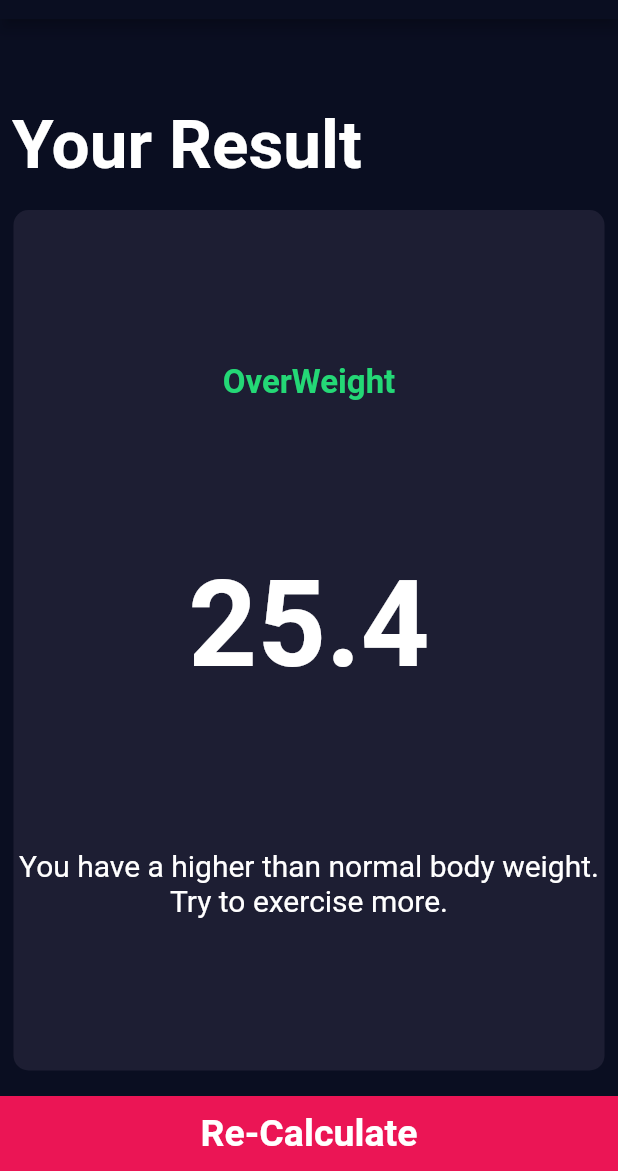
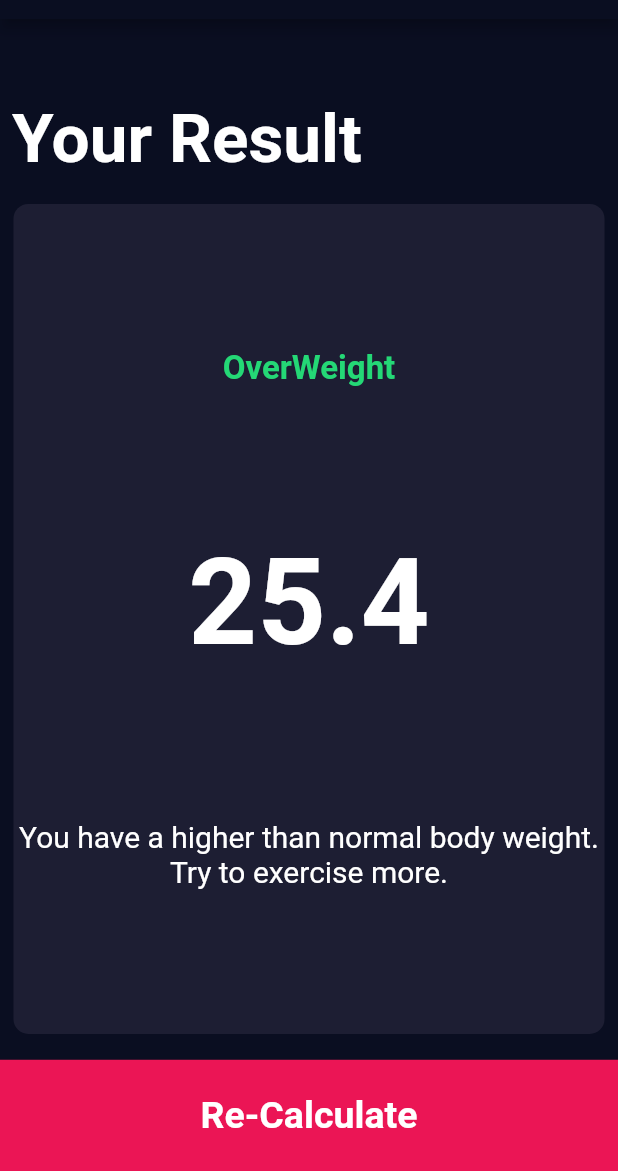
Before and after one commit to Priyank-Bhagat/bmi_calculator, a Flutter app: the screen it shows after launch, after a tap on "Calculate", on a phone screen of 412 x 824 dp, the part 65-1236 px from its top. Run offline on Flutter 3.47's test engine with Material 2 defaults, Android fonts, the phone set to English and light mode, and no system bars; our stand-ins replace font_awesome_flutter.

Commit message:
fixed const error

```diff
--- a/lib/constants.dart
+++ b/lib/constants.dart
@@ -1,4 +1,5 @@
 import 'package:flutter/material.dart';
+
 
 const kCardSelectedColor = Color(0xff1D1E33);
 const kCardNotSelectedColor = Color(0xff111328);
--- a/lib/input_page.dart
+++ b/lib/input_page.dart
@@ -23,6 +23,9 @@ class _InputPageState extends State<InputPage> {
 
   @override
   Widget build(BuildContext context) {
+    double scrWidth = MediaQuery.of(context).size.width;
+    double scrHeight = MediaQuery.of(context).size.height;
+
     return Scaffold(
       appBar: AppBar(
         centerTitle: true,
@@ -37,7 +40,6 @@ class _InputPageState extends State<InputPage> {
                   flex: 1,
                   child: CustomCard(
                     tapDetec: () {
-                      print('male selected');
                       setState(() {
                         genderSelected = Gender.male;
                       });
@@ -55,12 +57,11 @@ class _InputPageState extends State<InputPage> {
                   flex: 1,
                   child: CustomCard(
                     tapDetec: () {
-                      print('female selected');
                       setState(() {
                         genderSelected = Gender.female;
                       });
                     },
-                    cardChild: CardContentCol(
+                    cardChild: const CardContentCol(
                         title: 'Female', icon: FontAwesomeIcons.venus),
                     colour: genderSelected == Gender.female
                         ? kCardSelectedColor
@@ -101,15 +102,14 @@ class _InputPageState extends State<InputPage> {
                   SliderTheme(
                     data: SliderTheme.of(context).copyWith(
                       activeTrackColor: Colors.white,
-                      inactiveTrackColor: Color(0xff8D8E98),
-                      thumbColor: Color(0xffEb1555),
+                      inactiveTrackColor: const Color(0xff8D8E98),
+                      thumbColor: const Color(0xffEb1555),
                     ),
                     child: Slider(
                       value: height.toDouble(),
                       onChanged: (newValue) {
                         setState(() {
                           height = newValue.round();
-                          print(height);
                         });
                       },
                       min: 110,
@@ -129,7 +129,7 @@ class _InputPageState extends State<InputPage> {
                     cardChild: Column(
                       mainAxisAlignment: MainAxisAlignment.center,
                       children: [
-                        Text(
+                        const Text(
                           'Weight',
                           style: kTextStyleWord,
                         ),
@@ -141,7 +141,7 @@ class _InputPageState extends State<InputPage> {
                           mainAxisAlignment: MainAxisAlignment.center,
                           children: [
                             RoundIconButton(
-                              icon: Icon(Icons.remove),
+                              icon: const Icon(Icons.remove),
                               ontap: () {
                                 setState(() {
                                   weight--;
@@ -149,10 +149,10 @@ class _InputPageState extends State<InputPage> {
                               },
                             ),
                             SizedBox(
-                              width: 6,
+                              width: scrWidth * 0.04,
                             ),
                             RoundIconButton(
-                              icon: Icon(Icons.add),
+                              icon: const Icon(Icons.add),
                               ontap: () {
                                 setState(() {
                                   weight++;
@@ -172,7 +172,7 @@ class _InputPageState extends State<InputPage> {
                     cardChild: Column(
                       mainAxisAlignment: MainAxisAlignment.center,
                       children: [
-                        Text(
+                        const Text(
                           'Age',
                           style: kTextStyleWord,
                         ),
@@ -184,7 +184,7 @@ class _InputPageState extends State<InputPage> {
                           mainAxisAlignment: MainAxisAlignment.center,
                           children: [
                             RoundIconButton(
-                              icon: Icon(Icons.remove),
+                              icon: const Icon(Icons.remove),
                               ontap: () {
                                 setState(() {
                                   age--;
@@ -192,10 +192,10 @@ class _InputPageState extends State<InputPage> {
                               },
                             ),
                             SizedBox(
-                              width: 6,
+                              width: scrWidth * 0.04,
                             ),
                             RoundIconButton(
-                              icon: Icon(Icons.add),
+                              icon: const Icon(Icons.add),
                               ontap: () {
                                 setState(() {
                                   age++;
@@ -214,9 +214,7 @@ class _InputPageState extends State<InputPage> {
           ),
           GestureDetector(
             onTap: () {
-
               BmiBrain calc = BmiBrain(height: height, weight: weight);
-
 
               Navigator.push(context, MaterialPageRoute(builder: (context) {
                 return ResultsPage(
@@ -227,11 +225,15 @@ class _InputPageState extends State<InputPage> {
               }));
             },
             child: Container(
-              child: const Center(child: Text('Calculate', style: kLargeButtonWord,)),
               color: kBottomContainerColor,
-              margin: const EdgeInsets.only(top: 15),
-              height: 50,
+              margin: EdgeInsets.only(top: scrHeight * 0.01),
+              height: scrHeight * 0.09,
               width: double.infinity,
+              child: const Center(
+                  child: Text(
+                'Calculate',
+                style: kLargeButtonWord,
+              )),
             ),
           )
         ],
@@ -241,23 +243,25 @@ class _InputPageState extends State<InputPage> {
 }
 
 class RoundIconButton extends StatelessWidget {
-  RoundIconButton({required this.icon, required this.ontap});
+   RoundIconButton({required this.icon, required this.ontap});
 
   final Widget icon;
   final Function() ontap;
 
   @override
   Widget build(BuildContext context) {
+    double scrWidth = MediaQuery.of(context).size.width;
+
     return RawMaterialButton(
       onPressed: ontap,
-      child: icon,
-      fillColor: Color(0xff4C4F5E),
-      constraints: const BoxConstraints.tightFor(
-        width: 40.0,
-        height: 40.0,
+      fillColor: const Color(0xff4C4F5E),
+      constraints: BoxConstraints.tightFor(
+        width: scrWidth * 0.1,
+        height: scrWidth * 0.1,
       ),
       elevation: 6,
-      shape: CircleBorder(),
+      shape: const CircleBorder(),
+      child: icon,
     );
   }
 }
--- a/lib/results_page.dart
+++ b/lib/results_page.dart
@@ -12,9 +12,11 @@ class ResultsPage extends StatelessWidget {
 
   @override
   Widget build(BuildContext context) {
+    double scrHeight = MediaQuery.of(context).size.height;
+
     return Scaffold(
       appBar: AppBar(
-        title: Text('BMI CALCULATOR'),
+        title: const Text('BMI CALCULATOR'),
         centerTitle: true,
       ),
       body: Column(
@@ -24,8 +26,8 @@ class ResultsPage extends StatelessWidget {
              flex: 2,
              child: Container(
              alignment: Alignment.bottomLeft,
-               padding: EdgeInsets.all(8),
-               child: Text(
+               padding: const EdgeInsets.all(8),
+               child: const Text(
                 'Your Result',
                 style: kTitleTextStyle,
                 textAlign: TextAlign.end,
@@ -55,8 +57,8 @@ class ResultsPage extends StatelessWidget {
             },
             child: Container(
               color: kBottomContainerColor,
-              margin: const EdgeInsets.only(top: 8),
-              height: 50,
+              margin:  EdgeInsets.only(top: scrHeight * 0.01),
+              height: scrHeight * 0.09,
               width: double.infinity,
               child: const Center(
                   child: Text(
```
